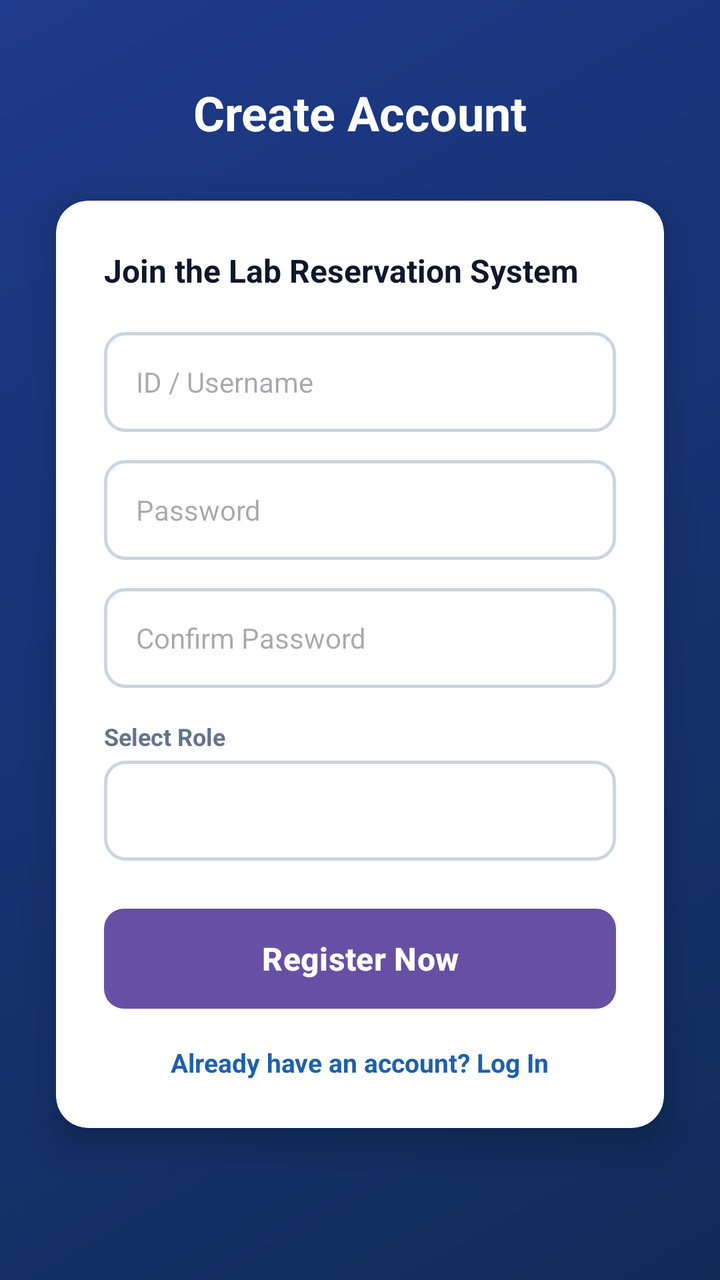
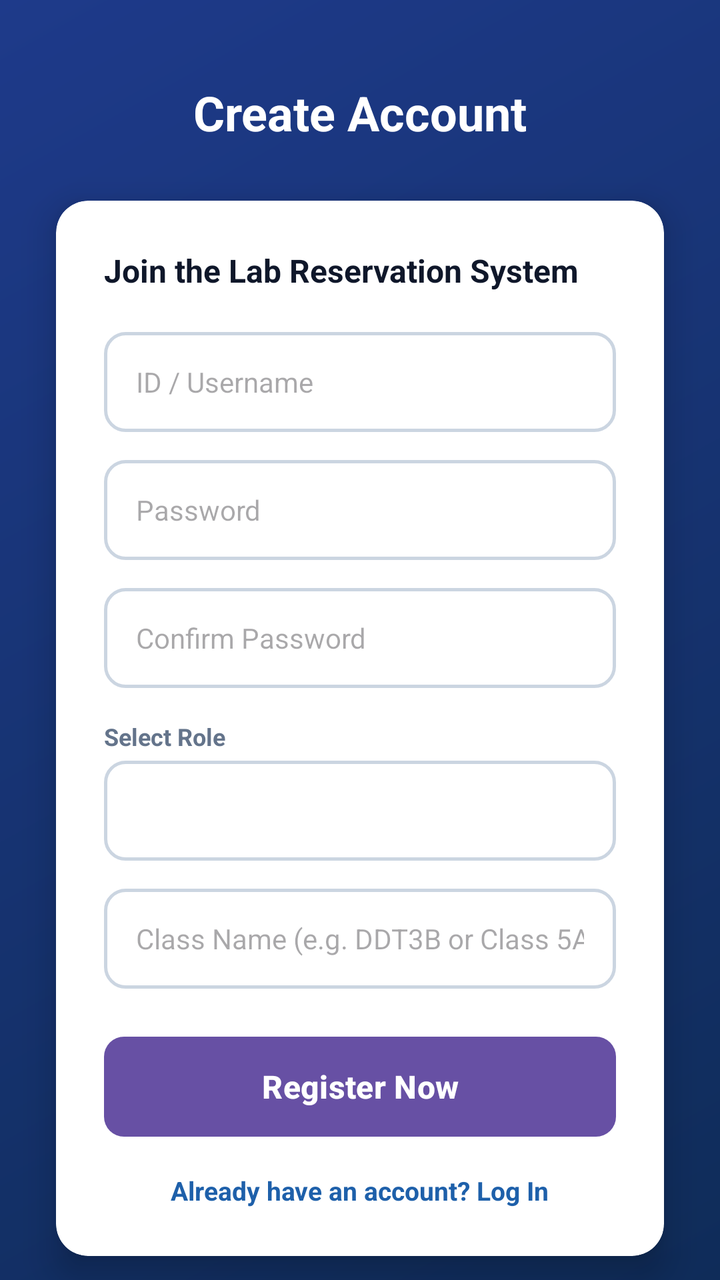

The first picture is an Android layout as it rendered before a commit; the second is the same layout after the commit. The layout source and the unified diff follow.
<!-- AndroidManifest.xml: application theme Theme.Fyp1 -->
<!-- res/layout/activity_signup.xml -->
<?xml version="1.0" encoding="utf-8"?>
<androidx.constraintlayout.widget.ConstraintLayout
    xmlns:android="http://schemas.android.com/apk/res/android"
    xmlns:app="http://schemas.android.com/apk/res-auto"
    xmlns:tools="http://schemas.android.com/tools"
    android:layout_width="match_parent"
    android:layout_height="match_parent"
    android:background="@drawable/bg_login_gradient"
    android:fitsSystemWindows="true"
    tools:context=".SignupActivity">

    <TextView
        android:id="@+id/tvSignupTitle"
        android:layout_width="wrap_content"
        android:layout_height="wrap_content"
        android:layout_marginTop="40dp"
        android:text="@string/signup_title"
        android:textColor="@color/text_light"
        android:textSize="24sp"
        android:textStyle="bold"
        app:layout_constraintEnd_toEndOf="parent"
        app:layout_constraintStart_toStartOf="parent"
        app:layout_constraintTop_toTopOf="parent" />

    <androidx.cardview.widget.CardView
        android:layout_width="0dp"
        android:layout_height="wrap_content"
        android:layout_marginStart="28dp"
        android:layout_marginTop="28dp"
        android:layout_marginEnd="28dp"
        app:cardCornerRadius="16dp"
        app:cardElevation="10dp"
        app:layout_constraintEnd_toEndOf="parent"
        app:layout_constraintStart_toStartOf="parent"
        app:layout_constraintTop_toBottomOf="@id/tvSignupTitle">

        <LinearLayout
            android:layout_width="match_parent"
            android:layout_height="wrap_content"
            android:orientation="vertical"
            android:padding="24dp">

            <TextView
                android:layout_width="wrap_content"
                android:layout_height="wrap_content"
                android:text="@string/signup_subtitle"
                android:textColor="@color/text_primary"
                android:textSize="16sp"
                android:textStyle="bold" />

            <EditText
                android:id="@+id/etSignupUsername"
                android:layout_width="match_parent"
                android:layout_height="50dp"
                android:layout_marginTop="20dp"
                android:background="@drawable/bg_input_modern"
                android:hint="@string/id_username"
                android:inputType="textNoSuggestions"
                android:paddingStart="16dp"
                android:paddingEnd="16dp"
                android:textColor="@color/text_primary"
                android:textSize="14sp" />

            <EditText
                android:id="@+id/etSignupPassword"
                android:layout_width="match_parent"
                android:layout_height="50dp"
                android:layout_marginTop="14dp"
                android:background="@drawable/bg_input_modern"
                android:hint="@string/hint_password"
                android:inputType="textPassword"
                android:paddingStart="16dp"
                android:paddingEnd="16dp"
                android:textColor="@color/text_primary"
                android:textSize="14sp" />

            <EditText
                android:id="@+id/etConfirmPassword"
                android:layout_width="match_parent"
                android:layout_height="50dp"
                android:layout_marginTop="14dp"
                android:background="@drawable/bg_input_modern"
                android:hint="@string/hint_confirm_password"
                android:inputType="textPassword"
                android:paddingStart="16dp"
                android:paddingEnd="16dp"
                android:textColor="@color/text_primary"
                android:textSize="14sp" />

            <TextView
                android:layout_width="wrap_content"
                android:layout_height="wrap_content"
                android:layout_marginTop="16dp"
                android:text="@string/label_select_role"
                android:textColor="@color/text_secondary"
                android:textSize="12sp"
                android:textStyle="bold" />

            <Spinner
                android:id="@+id/spinnerRole"
                android:layout_width="match_parent"
                android:layout_height="50dp"
                android:layout_marginTop="4dp"
                android:background="@drawable/bg_input_modern"
                android:paddingStart="8dp" />

            <Button
                android:id="@+id/btnSignup"
                android:layout_width="match_parent"
                android:layout_height="50dp"
                android:layout_marginTop="24dp"
                android:background="@drawable/bg_button_primary"
                android:text="@string/btn_signup_text"
                android:textAllCaps="false"
                android:textColor="@color/text_light"
                android:textSize="16sp"
                android:textStyle="bold" />

            <TextView
                android:id="@+id/tvBackToLogin"
                android:layout_width="wrap_content"
                android:layout_height="wrap_content"
                android:layout_gravity="center_horizontal"
                android:layout_marginTop="18dp"
                android:text="@string/login_prompt"
                android:textColor="@color/campus_blue"
                android:textSize="13sp"
                android:textStyle="bold" />
        </LinearLayout>
    </androidx.cardview.widget.CardView>
</androidx.constraintlayout.widget.ConstraintLayout>
<!-- resources referenced by this layout -->
<resources>
  <color name="campus_blue">#1E60AA</color>
  <color name="text_light">#FFFFFF</color>
  <color name="text_primary">#0F172A</color>
  <color name="text_secondary">#64748B</color>
  <!-- drawable bg_button_primary (drawable) -->
  <?xml version="1.0" encoding="utf-8"?>
  <shape xmlns:android="http://schemas.android.com/apk/res/android"
      android:shape="rectangle">
      <solid android:color="#0F2C59" />
      <corners android:radius="10dp" />
  </shape>
  <!-- drawable bg_input_modern (drawable) -->
  <?xml version="1.0" encoding="utf-8"?>
  <shape xmlns:android="http://schemas.android.com/apk/res/android"
      android:shape="rectangle">
      <solid android:color="#FFFFFF" />
      <corners android:radius="10dp" />
      <stroke android:width="1.5dp" android:color="#CBD5E1" />
  </shape>
  <!-- drawable bg_login_gradient (drawable) -->
  <?xml version="1.0" encoding="utf-8"?>
  <shape xmlns:android="http://schemas.android.com/apk/res/android">
      <gradient
          android:angle="135"
          android:startColor="#0F2C59"
          android:endColor="#1E3A8A"
          android:type="linear" />
  </shape>
  <string name="btn_signup_text">Register Now</string>
  <string name="hint_confirm_password">Confirm Password</string>
  <string name="hint_password">Password</string>
  <string name="id_username">ID / Username</string>
  <string name="label_select_role">Select Role</string>
  <string name="login_prompt">Already have an account? Log In</string>
  <string name="signup_subtitle">Join the Lab Reservation System</string>
  <string name="signup_title">Create Account</string>
  <style name="Theme.Fyp1" parent="Base.Theme.Fyp1" />
  <style name="Base.Theme.Fyp1" parent="Theme.Material3.Light.NoActionBar">
          
          
      </style>
</resources>

<!-- the commit's change to res/layout/activity_signup.xml (unified diff, before → after) -->
@@ -104,6 +104,21 @@
                 android:background="@drawable/bg_input_modern"
                 android:paddingStart="8dp" />
 
+            <EditText
+                android:id="@+id/etClassSection"
+                android:layout_width="match_parent"
+                android:layout_height="50dp"
+                android:layout_marginTop="14dp"
+                android:background="@drawable/bg_input_modern"
+                android:hint="@string/hint_class_name"
+                android:inputType="textCapCharacters"
+                android:paddingStart="16dp"
+                android:paddingEnd="16dp"
+                android:textColor="@color/text_primary"
+                android:textSize="14sp"
+                android:visibility="visible"
+                tools:visibility="visible" />
+
             <Button
                 android:id="@+id/btnSignup"
                 android:layout_width="match_parent"
<!-- resource entries referenced after the edit -->
@@ -29,6 +29,7 @@
           android:type="linear" />
   </shape>
   <string name="btn_signup_text">Register Now</string>
+  <string name="hint_class_name">Class Name (e.g. DDT3B or Class 5A)</string>
   <string name="hint_confirm_password">Confirm Password</string>
   <string name="hint_password">Password</string>
   <string name="id_username">ID / Username</string>
